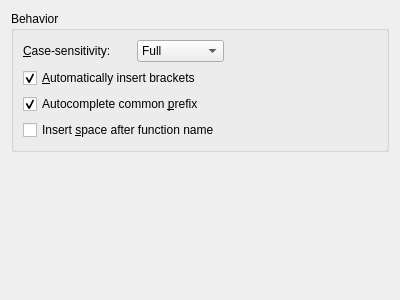
qt-creator/qt-creator, file src/plugins/cpptools/completionsettingspage.ui: the form before one commit.
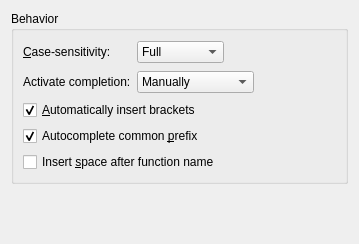
The form after the commit.

Commit message:
Make the way completion is triggered configurable
Now it's possible to choose between having completion popup manually,
when triggered or always.

Patch:
```diff
--- a/src/plugins/cpptools/completionsettingspage.ui
+++ b/src/plugins/cpptools/completionsettingspage.ui
@@ -6,8 +6,8 @@
    <rect>
     <x>0</x>
     <y>0</y>
-    <width>400</width>
-    <height>300</height>
+    <width>359</width>
+    <height>244</height>
    </rect>
   </property>
   <layout class="QVBoxLayout" name="verticalLayout">
@@ -16,10 +16,8 @@
      <property name="title">
       <string>Behavior</string>
      </property>
-     <layout class="QVBoxLayout" name="verticalLayout_2">
-      <item>
-       <layout class="QHBoxLayout" name="horizontalLayout">
-        <item>
+     <layout class="QGridLayout" name="gridLayout">
+      <item row="0" column="0">
          <widget class="QLabel" name="caseSensitivityLabel">
           <property name="text">
            <string>&amp;Case-sensitivity:</string>
@@ -29,23 +27,7 @@
           </property>
          </widget>
         </item>
-        <item>
-         <spacer name="horizontalSpacer_2">
-          <property name="orientation">
-           <enum>Qt::Horizontal</enum>
-          </property>
-          <property name="sizeType">
-           <enum>QSizePolicy::Maximum</enum>
-          </property>
-          <property name="sizeHint" stdset="0">
-           <size>
-            <width>20</width>
-            <height>20</height>
-           </size>
-          </property>
-         </spacer>
-        </item>
-        <item>
+      <item row="0" column="2">
          <widget class="QComboBox" name="caseSensitivity">
           <property name="sizePolicy">
            <sizepolicy hsizetype="Preferred" vsizetype="Fixed">
@@ -70,22 +52,59 @@
           </item>
          </widget>
         </item>
-        <item>
+      <item row="0" column="3" colspan="2">
          <spacer name="horizontalSpacer">
           <property name="orientation">
            <enum>Qt::Horizontal</enum>
           </property>
           <property name="sizeHint" stdset="0">
            <size>
-            <width>0</width>
-            <height>0</height>
+          <width>70</width>
+          <height>24</height>
            </size>
           </property>
          </spacer>
         </item>
-       </layout>
+      <item row="1" column="0" colspan="2">
+       <widget class="QLabel" name="completionTriggerLabel">
+        <property name="text">
+         <string>Activate completion:</string>
+        </property>
+       </widget>
       </item>
+      <item row="1" column="2" colspan="2">
+       <widget class="QComboBox" name="completionTrigger">
       <item>
+         <property name="text">
+          <string>Manually</string>
+         </property>
+        </item>
+        <item>
+         <property name="text">
+          <string>When Triggered</string>
+         </property>
+        </item>
+        <item>
+         <property name="text">
+          <string>Always</string>
+         </property>
+        </item>
+       </widget>
+      </item>
+      <item row="1" column="4">
+       <spacer name="horizontalSpacer_3">
+        <property name="orientation">
+         <enum>Qt::Horizontal</enum>
+        </property>
+        <property name="sizeHint" stdset="0">
+         <size>
+          <width>40</width>
+          <height>24</height>
+         </size>
+        </property>
+       </spacer>
+      </item>
+      <item row="2" column="0" colspan="3">
        <widget class="QCheckBox" name="autoInsertBrackets">
         <property name="toolTip">
          <string>Automatically insert (, ) and ; when appropriate.</string>
@@ -98,7 +117,7 @@
         </property>
        </widget>
       </item>
-      <item>
+      <item row="3" column="0" colspan="3">
        <widget class="QCheckBox" name="partiallyComplete">
         <property name="toolTip">
          <string>Insert the common prefix of available completion items.</string>
@@ -111,7 +130,7 @@
         </property>
        </widget>
       </item>
-      <item>
+      <item row="4" column="0" colspan="3">
        <widget class="QCheckBox" name="spaceAfterFunctionName">
         <property name="enabled">
          <bool>true</bool>
```
Left out of the diff: 4 changed lines with no effect on the pictures. Lines whose indentation alone changed are shown as unchanged. The commit also changes 7 other files.
